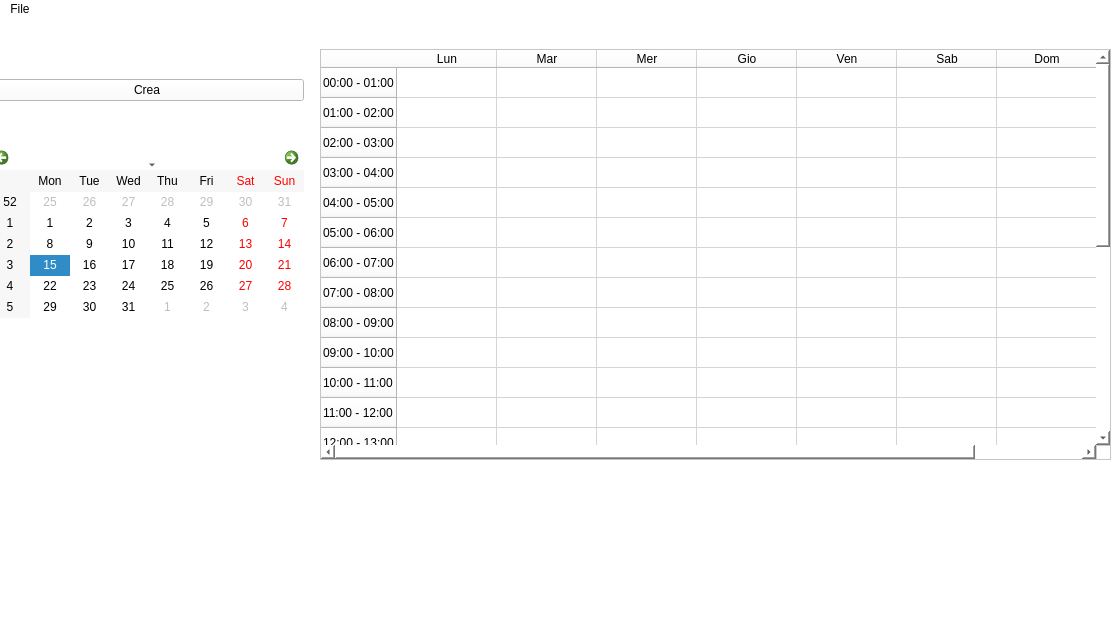
Before: the Qt Designer form CalendarToDoList/mainwindow.ui in DarthReca/calendar-to-do-list, drawn with Qt 5.
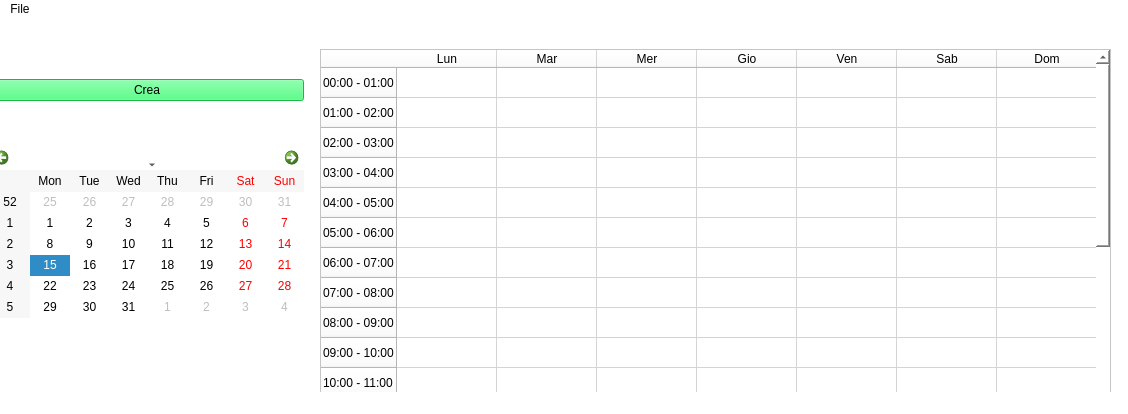
After: the same form once the commit is applied.

Patch:
```diff
--- a/CalendarToDoList/mainwindow.ui
+++ b/CalendarToDoList/mainwindow.ui
@@ -6,8 +6,8 @@
    <rect>
     <x>0</x>
     <y>0</y>
-    <width>1112</width>
-    <height>619</height>
+    <width>1128</width>
+    <height>414</height>
    </rect>
   </property>
   <property name="sizePolicy">
@@ -214,9 +214,9 @@
         </size>
        </property>
        <property name="styleSheet">
-        <string notr="true">background-color: rgb(255, 255, 255);
-border-color: rgb(122, 122, 122);
-font: 8pt &quot;Bahnschrift SemiLight&quot;;</string>
+        <string notr="true">border-color: rgb(122, 122, 122);
+font: 8pt &quot;Bahnschrift SemiLight&quot;;
+background-color: rgb(37, 255, 99);</string>
        </property>
        <property name="text">
         <string>Crea</string>
@@ -250,7 +250,7 @@
     <rect>
      <x>0</x>
      <y>0</y>
-     <width>1112</width>
+     <width>1128</width>
      <height>21</height>
     </rect>
    </property>
```
Left out of the diff: 2 changed lines with no effect on the pictures.
